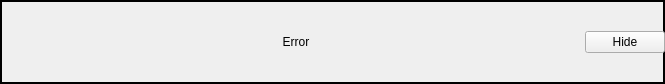
Before: the Qt Designer form widgets/errormessagewidget.ui in Rain92/UltimateMangaReader, drawn with Qt 5.
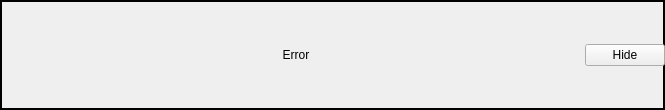
After: the same form once the commit is applied.

```diff
--- a/widgets/errormessagewidget.ui
+++ b/widgets/errormessagewidget.ui
@@ -7,7 +7,7 @@
     <x>0</x>
     <y>0</y>
     <width>665</width>
-    <height>84</height>
+    <height>110</height>
    </rect>
   </property>
   <property name="windowTitle">
```
